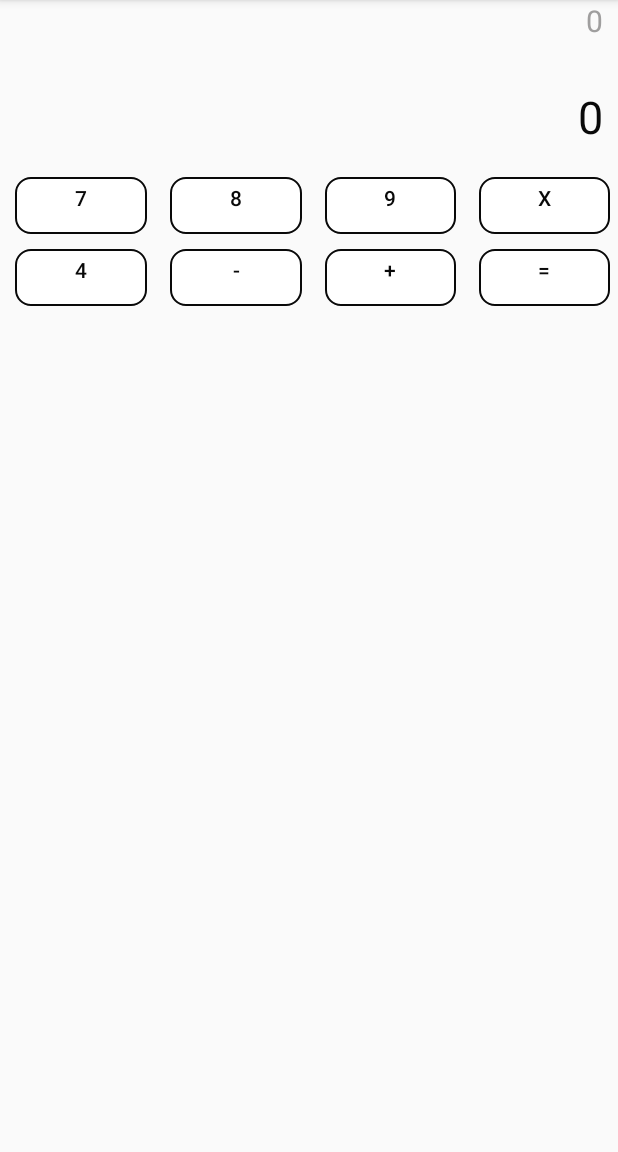
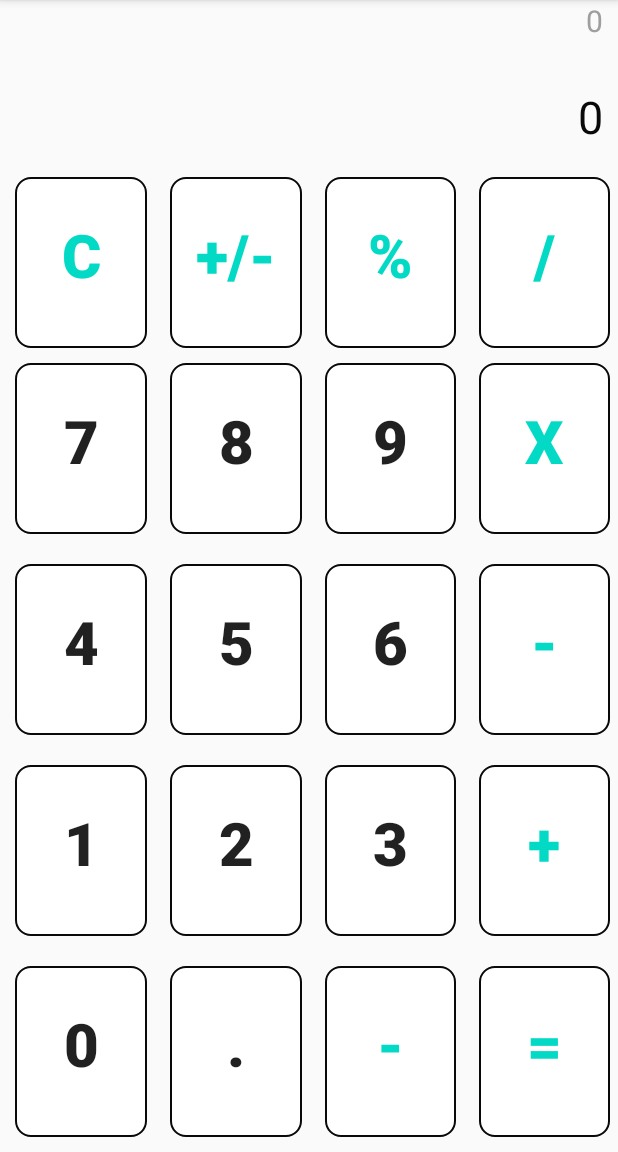
Before and after one commit to myktybayev/jihc_lesson, an Android app: the screen it shows after launch (MainActivity), on a phone screen of 412 x 824 dp, the part 84-1236 px from its top. Run offline under Robolectric (Android 15) with nearby library versions, the phone set to English and light mode, and no system bars.

Commit message:
functions added

```diff
--- a/app/src/main/java/kz/jihc/registration/MainActivity.java
+++ b/app/src/main/java/kz/jihc/registration/MainActivity.java
@@ -11,22 +11,16 @@ import android.widget.TextView;
 public class MainActivity extends AppCompatActivity {
 
     TextView tv_result, tv_zapis;
-    Button btn7, btn8, btn9, btnX;
-    Button btn4, btnMinus, btnPlus;
+
+    Button btn4, btn7, btn8, btn9;
+    Button btnX, btnMinus, btnPlus, btnPlusMinus;
     Button btnCalc;
+
     String previousNumber, secondNumber;
     String operation = "";
     String allZapis = "";
+    boolean znak = false;
 
-    /*
-
-    previousNumber = 700
-    operation = +
-    currentNumber = 99
-    =
-    799
-
-     */
     @Override
     protected void onCreate(Bundle savedInstanceState) {
         super.onCreate(savedInstanceState);
@@ -44,6 +38,7 @@ public class MainActivity extends AppCompatActivity {
         btn8 = findViewById(R.id.btn8);
         btn9 = findViewById(R.id.btn9);
         btnX = findViewById(R.id.btnX);
+        btnPlusMinus = findViewById(R.id.btnPlusMinus);
 
         btn4 = findViewById(R.id.btn4);
         btnCalc = findViewById(R.id.btnCalc);
@@ -57,6 +52,7 @@ public class MainActivity extends AppCompatActivity {
         onClickButton(btn7, "7");
         onClickButton(btn8, "8");
         onClickButton(btn9, "9");
+        onClickButton(btnPlusMinus, "+-");
 
         onClickOperationButton(btnPlus, "+");
         onClickOperationButton(btnMinus, "-");
@@ -116,11 +112,24 @@ public class MainActivity extends AppCompatActivity {
 
                 String res = tv_result.getText().toString(); // 0
 
-                if (res.equals("0")) {
-                    res = text; // 7
-                } else {
-                    res += text; // res = res + text; res = 78
+                if(text.equals("+-") && !res.equals("0")){
+
+                    znak = !znak;
+                    /*
+                    1 click znak = !false = true
+                    2 click znak = !true = false
+                     */
+
+//                    res = znak? "-"+res : res.substring(1);
+
+                    if(znak) res = "-"+res;
+                    else res = res.substring(1, res.length()); // -123
+
                 }
+
+                else if (res.equals("0"))  res = text; // 7
+                else res = res + text; // res = res + text; res = 78
+
                 tv_result.setText(res); // 78
             }
         });
--- a/app/src/main/res/layout/calculator.xml
+++ b/app/src/main/res/layout/calculator.xml
@@ -30,8 +30,38 @@
     <LinearLayout
         android:id="@+id/llParent"
         android:layout_width="match_parent"
-        android:layout_height="wrap_content"
+        android:layout_height="match_parent"
+        android:layout_weight="1"
         android:layout_marginTop="10dp"
+        android:orientation="horizontal">
+
+        <Button
+            android:id="@+id/btnClear"
+            style="@style/btnFunStyle"
+            android:text="C" />
+
+        <Button
+            android:id="@+id/btnPlusMinus"
+            style="@style/btnFunStyle"
+            android:text="+/-" />
+
+        <Button
+            android:id="@+id/btnProcent"
+            style="@style/btnFunStyle"
+            android:text="%" />
+
+        <Button
+            android:id="@+id/btnDivide"
+            style="@style/btnFunStyle"
+            android:text="/" />
+
+    </LinearLayout>
+
+    <LinearLayout
+        android:layout_width="match_parent"
+        android:layout_height="match_parent"
+        android:layout_weight="1"
+        android:layout_marginBottom="10dp"
         android:orientation="horizontal">
 
         <Button
@@ -51,16 +81,15 @@
 
         <Button
             android:id="@+id/btnX"
-            style="@style/btnStyle"
+            style="@style/btnFunStyle"
             android:text="X" />
 
 
-
     </LinearLayout>
-
     <LinearLayout
         android:layout_width="match_parent"
-        android:layout_height="wrap_content"
+        android:layout_height="match_parent"
+        android:layout_weight="1"
         android:layout_marginBottom="10dp"
         android:orientation="horizontal">
 
@@ -70,20 +99,70 @@
             android:text="4" />
 
         <Button
+            style="@style/btnStyle"
+            android:text="5" />
+
+        <Button
+            style="@style/btnStyle"
+            android:text="6" />
+
+        <Button
             android:id="@+id/btnMinus"
+            style="@style/btnFunStyle"
+            android:text="-" />
+
+
+    </LinearLayout>
+    <LinearLayout
+        android:layout_width="match_parent"
+        android:layout_height="match_parent"
+        android:layout_weight="1"
+        android:layout_marginBottom="10dp"
+        android:orientation="horizontal">
+
+        <Button
             style="@style/btnStyle"
+            android:text="1" />
+
+        <Button
+            style="@style/btnStyle"
+            android:text="2" />
+
+        <Button
+            style="@style/btnStyle"
+            android:text="3" />
+
+        <Button
+            android:id="@+id/btnPlus"
+            style="@style/btnFunStyle"
+            android:text="+" />
+
+
+    </LinearLayout>
+
+    <LinearLayout
+        android:layout_width="match_parent"
+        android:layout_height="match_parent"
+        android:layout_weight="1"
+        android:layout_marginBottom="10dp"
+        android:orientation="horizontal">
+
+        <Button
+            style="@style/btnStyle"
+            android:text="0" />
+
+        <Button
+            style="@style/btnStyle"
+            android:text="." />
+
+        <Button
+            style="@style/btnFunStyle"
             android:text="-" />
 
         <Button
-            android:id="@+id/btnPlus"
-            style="@style/btnStyle"
-            android:text="+" />
-
-        <Button
             android:id="@+id/btnCalc"
-            style="@style/btnStyle"
+            style="@style/btnFunStyle"
             android:text="=" />
-
 
     </LinearLayout>
 
--- a/app/src/main/res/values/styles.xml
+++ b/app/src/main/res/values/styles.xml
@@ -16,13 +16,18 @@
 
     <style name="btnStyle">
         <item name="android:layout_width">match_parent</item>
-        <item name="android:layout_height">wrap_content</item>
+        <item name="android:layout_height">match_parent</item>
         <item name="android:layout_weight">1</item>
         <item name="android:layout_marginStart">10dp</item>
         <item name="android:layout_marginEnd">5dp</item>
         <item name="android:gravity">center</item>
+        <item name="android:textSize">40dp</item>
+        <item name="android:textStyle">bold</item>
         <item name="android:background">@drawable/btn_background</item>
-        <item name="android:textColor">@color/black</item>
+    </style>
+
+    <style name="btnFunStyle" parent="btnStyle">
+        <item name="android:textColor">@color/colorAccent</item>
     </style>
 
 </resources>
```
